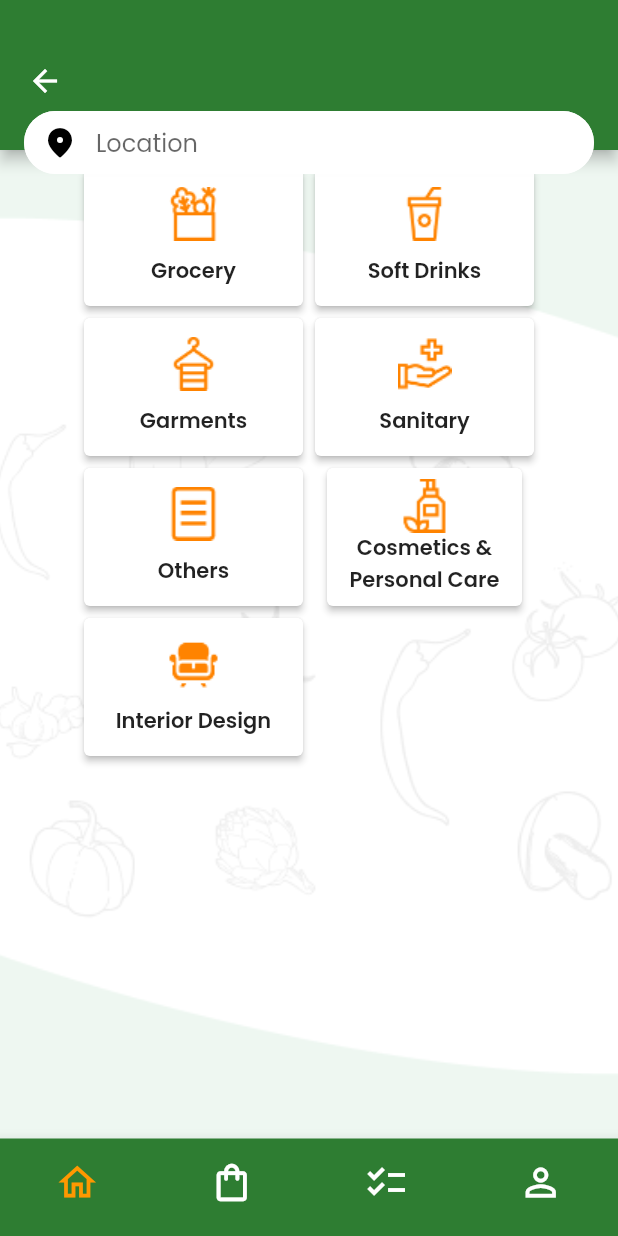
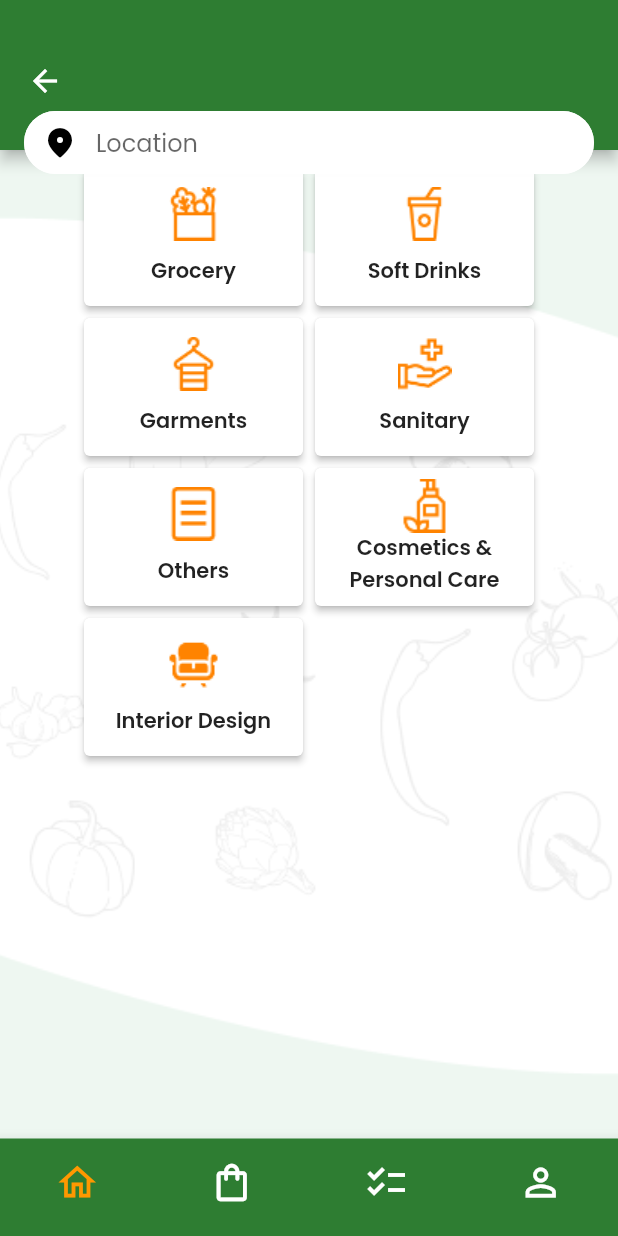
Before and after one commit to saurabhmdh/ekirana_user_flutter, a Flutter app: the screen it shows after launch, on a phone screen of 412 x 824 dp. Run offline on Flutter 3.47's test engine with Material 2 defaults, Android fonts, the phone set to English and light mode, and no system bars.

Commit message:
small change

```diff
--- a/lib/screens/HomeScreen.dart
+++ b/lib/screens/HomeScreen.dart
@@ -172,7 +172,6 @@ class _HomeScreen extends State<HomeScreen> {
                   Container(
                     width: 154,
                     height: 100,
-                    padding: EdgeInsets.only(left: 8, right: 8),
                     child: const Card(
                       elevation: 2,
                       child: Column(
```
